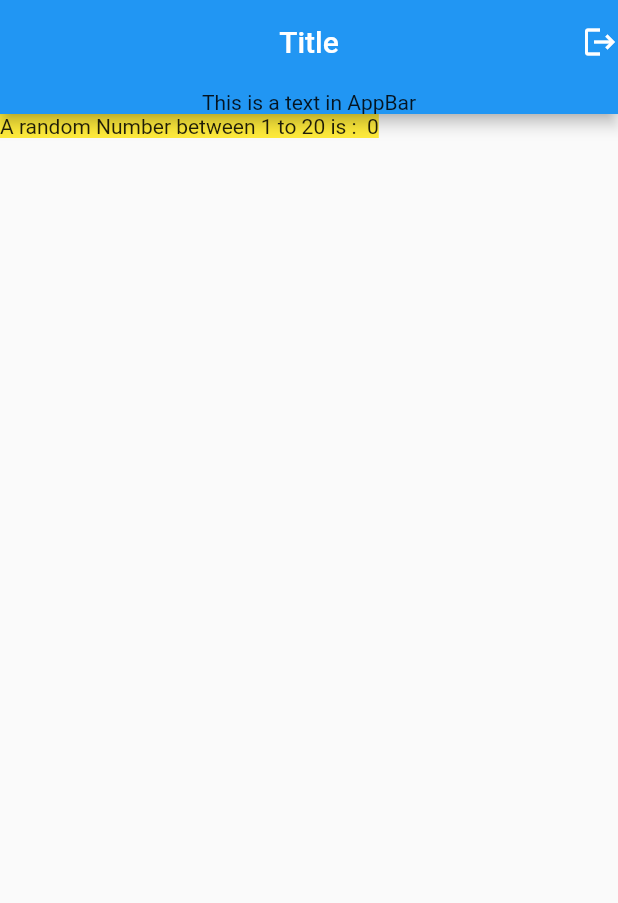
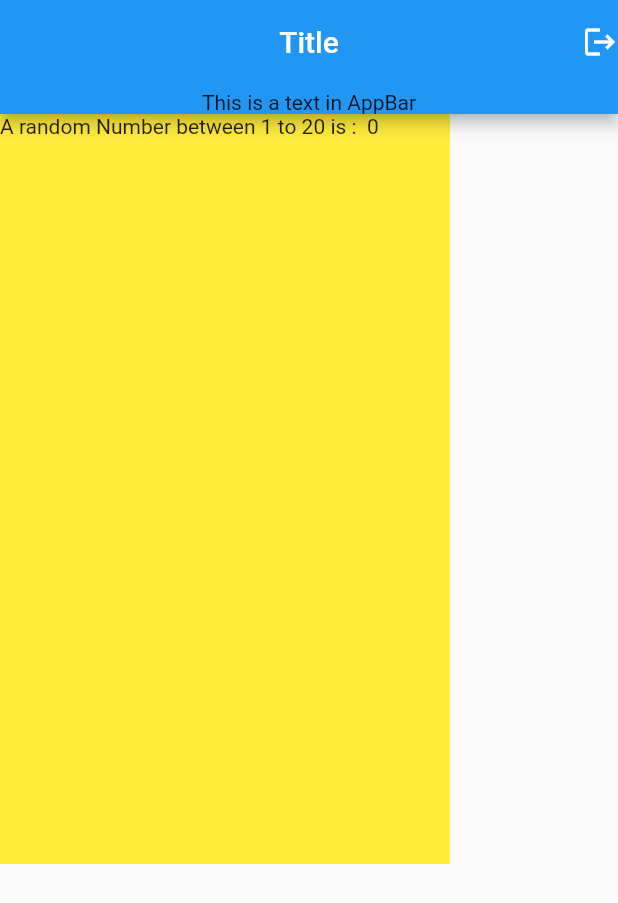
Before and after one commit to Awaizkazi/intro_to_flutter, a Flutter app: the screen it shows after launch, on a phone screen of 412 x 824 dp. Shown: the top 903 px of the screen. Run offline on Flutter 3.47's test engine with Material 2 defaults, Android fonts, the phone set to English and light mode, and no system bars.

Commit message:
Colors File added

```diff
--- a/lib/second_file.dart
+++ b/lib/second_file.dart
@@ -8,9 +8,13 @@ class SecondFile extends StatelessWidget {
   Widget build(BuildContext context) {
     return Material(
       color: Colors.yellow,
-      child: Text(
-        generateRandomNumbers(),
-        textDirection: TextDirection.ltr,
+      child: Container(
+        height: 500.0,
+        width: 300.0,
+        child: Text(
+          generateRandomNumbers(),
+          textDirection: TextDirection.ltr,
+        ),
       ),
     );
   }
--- /dev/null
+++ b/lib/util.dart
@@ -0,0 +1,5 @@
+import 'package:flutter/material.dart';
+
+var colorPurple = Colors.purple;
+var darkPurpleColor = Color(0xff880E4F);
+var lightPurpleColor = Colors.purple[300];
```
